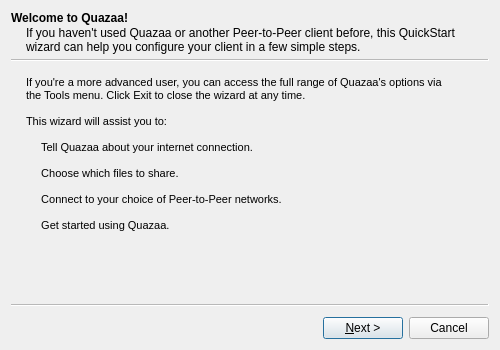
The window that branches/Rewrite/UI/wizardquickstart.ui (c3c/quazaa) describes before a commit, drawn with Qt 5.
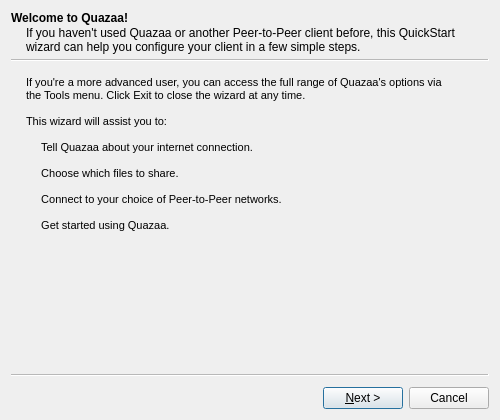
The same window after the commit. Icons and pictures are not drawn.

What changed in the file:
```diff
--- a/branches/Rewrite/UI/wizardquickstart.ui
+++ b/branches/Rewrite/UI/wizardquickstart.ui
@@ -7,19 +7,19 @@
     <x>0</x>
     <y>0</y>
     <width>500</width>
-    <height>350</height>
+    <height>420</height>
    </rect>
   </property>
   <property name="minimumSize">
    <size>
     <width>500</width>
-    <height>350</height>
+    <height>420</height>
    </size>
   </property>
   <property name="maximumSize">
    <size>
     <width>500</width>
-    <height>350</height>
+    <height>420</height>
    </size>
   </property>
   <property name="windowTitle">
```
Left out of the diff: 344 changed lines with no effect on the pictures.
